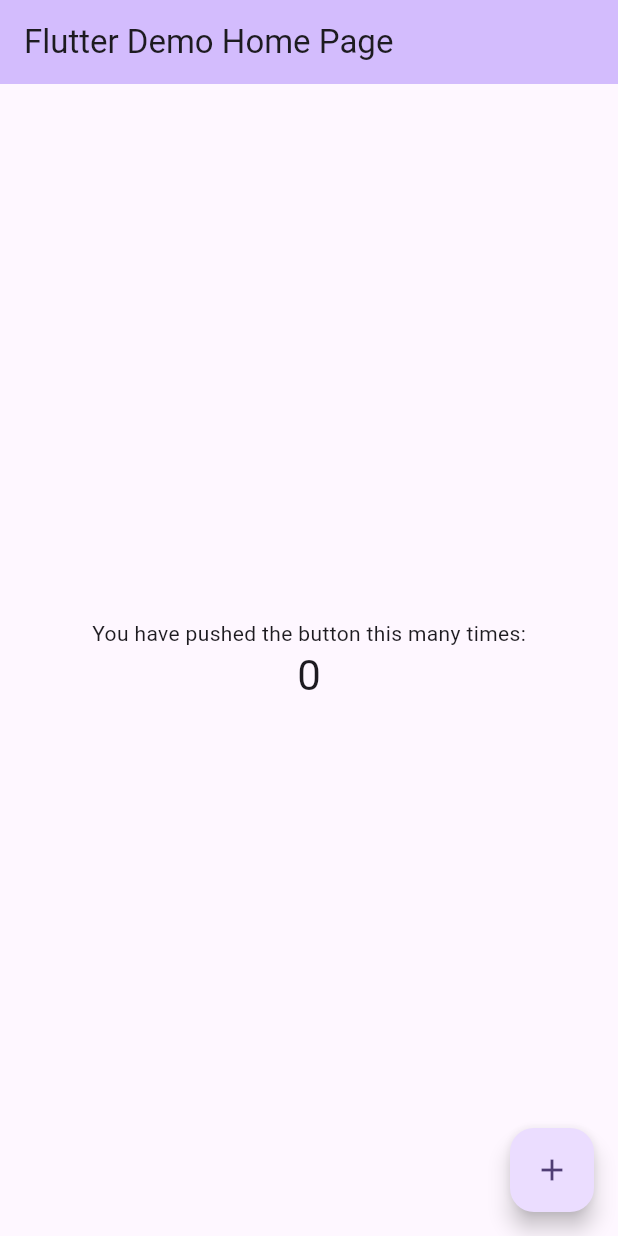
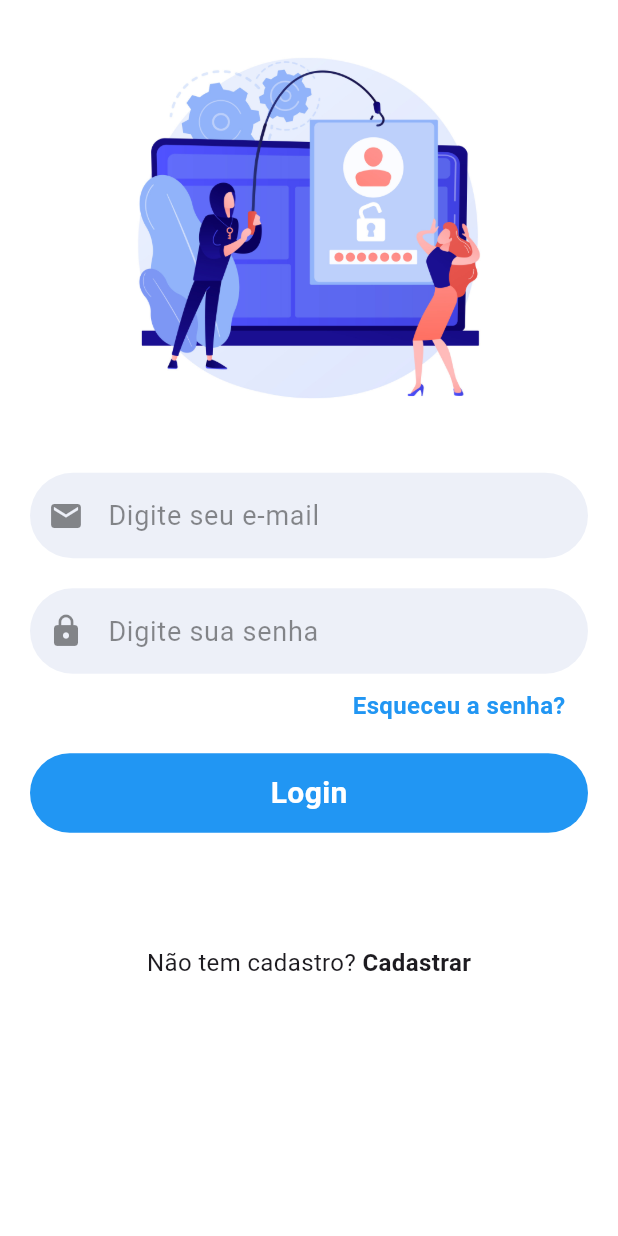
Before and after one commit to elviscosentino/authentication, a Flutter app: the screen it shows after launch, on a phone screen of 412 x 824 dp. Run offline on Flutter 3.47's test engine with Material 3 defaults, Android fonts, the phone set to English and light mode, and no system bars; our stand-ins replace cloud_firestore, firebase_auth, firebase_core; accounts and stored records are empty.

Commit message:
Commit inicial

```diff
--- /dev/null
+++ b/lib/custom_button.dart
@@ -0,0 +1,34 @@
+import 'package:flutter/material.dart';
+class CustomButton extends StatelessWidget {
+  const CustomButton({super.key, required this.onTap, required this.text});
+  final VoidCallback onTap;
+  final String text;
+
+  @override
+  Widget build(BuildContext context) {
+    return InkWell(
+      onTap: onTap,
+      child: Padding(
+        padding: const EdgeInsets.all(20),
+        child: Container(
+          alignment: Alignment.center,
+          padding: const EdgeInsets.symmetric(vertical: 12),
+          decoration: ShapeDecoration(
+            shape: RoundedRectangleBorder(
+              borderRadius: BorderRadius.circular(30)
+            ),
+            color: Colors.blue
+          ),
+          child: Text(
+            text,
+            style: const TextStyle(
+              fontWeight: FontWeight.bold,
+              fontSize: 20,
+              color: Colors.white
+            ),
+          ),
+        ),
+      ),
+    );
+  }
+}
--- /dev/null
+++ b/lib/custom_textfield.dart
@@ -0,0 +1,49 @@
+import 'package:flutter/material.dart';
+class CustomTextfield extends StatelessWidget {
+  const CustomTextfield({super.key,
+    required this.textEditingController,
+    this.isPass = false,
+    required this.hintText,
+    required this.icon,
+    //required this.textInputType
+  });
+  final TextEditingController textEditingController;
+  final bool isPass;
+  final String hintText;
+  final IconData icon;
+  //final TextInputType textInputType;
+
+  @override
+  Widget build(BuildContext context) {
+    return Padding(
+      padding: const EdgeInsets.symmetric(horizontal: 20, vertical: 10),
+      child: TextField(
+        controller: textEditingController,
+        obscureText: isPass,
+        decoration: InputDecoration(
+          hintText: hintText,
+          hintStyle: const TextStyle(
+            color: Colors.black45,
+            fontSize: 18
+          ),
+          prefixIcon: Icon(icon, color: Colors.black45,),
+          contentPadding: const EdgeInsets.symmetric(vertical: 15, horizontal: 20),
+          border: InputBorder.none,
+          filled: true,
+          fillColor: const Color(0xFFedf0f8),
+          enabledBorder: OutlineInputBorder(
+            borderSide: BorderSide.none,
+            borderRadius: BorderRadius.circular(30)
+          ),
+          focusedBorder: OutlineInputBorder(
+            borderSide: const BorderSide(
+              width: 2,
+              color: Colors.blue
+            ),
+            borderRadius: BorderRadius.circular(30)
+          ),
+        ),
+      ),
+    );
+  }
+}
--- /dev/null
+++ b/lib/login_screen.dart
@@ -0,0 +1,114 @@
+import 'package:authentication/custom_button.dart';
+import 'package:authentication/signup_screen.dart';
+import 'package:authentication/snackbar.dart';
+import 'package:flutter/material.dart';
+
+import 'authentication.dart';
+import 'custom_textfield.dart';
+import 'home_screen.dart';
+class LoginScreen extends StatefulWidget {
+  const LoginScreen({super.key});
+  @override
+  State<LoginScreen> createState() => _LoginScreenState();
+}
+
+class _LoginScreenState extends State<LoginScreen> {
+  final TextEditingController emailController = TextEditingController();
+  final TextEditingController passwordController = TextEditingController();
+  bool isLoading = false;
+
+  @override
+  void dispose(){
+    super.dispose();
+    emailController.dispose();
+    passwordController.dispose();
+  }
+
+  void loginUser() async {
+    String res = await Authentication().loginUser(
+        email: emailController.text,
+        password: passwordController.text,
+    );
+    if (res == "sucesso"){
+      setState(() {
+        isLoading = false;
+      });
+      Navigator.of(context).pushReplacement(
+          MaterialPageRoute(builder: (context) => const HomeScreen())
+      );
+    }else{
+      setState(() {
+        isLoading = false;
+      });
+      showSnackBar(context, res);
+    }
+  }
+
+  @override
+  Widget build(BuildContext context) {
+    double height = MediaQuery.of(context).size.height;
+    return Scaffold(
+      backgroundColor: Colors.white,
+      body: SafeArea(
+        child: SizedBox(
+          child: Column(
+            crossAxisAlignment: CrossAxisAlignment.center,
+            children: [
+              SizedBox(
+                width: double.infinity,
+                height: height / 2.7,
+                child: Image.asset("assets/login.jpg"),
+              ),
+              CustomTextfield(
+                textEditingController: emailController,
+                hintText: "Digite seu e-mail",
+                icon: Icons.email,
+              ),
+              CustomTextfield(
+                textEditingController: passwordController,
+                hintText: "Digite sua senha",
+                isPass: true,
+                icon: Icons.lock,
+              ),
+              const Padding(
+                padding: EdgeInsets.symmetric(horizontal: 35),
+                child: Align(
+                  alignment: Alignment.centerRight,
+                  child: Text(
+                    "Esqueceu a senha?",
+                    style: TextStyle(
+                      fontWeight: FontWeight.bold,
+                      fontSize: 16,
+                      color: Colors.blue
+                    ),
+                  ),
+                ),
+              ),
+              CustomButton(onTap: loginUser, text: "Login"),
+              SizedBox(height: height / 15),
+              Row(
+                mainAxisAlignment: MainAxisAlignment.center,
+                children: [
+                  const Text("Não tem cadastro?", style: TextStyle(fontSize: 16),),
+                  GestureDetector(
+                    onTap: (){
+                      Navigator.push(context,
+                          MaterialPageRoute(builder: (context) => const SignupScreen())
+                      );
+                    },
+                    child: const Text(
+                      " Cadastrar",
+                      style: TextStyle(
+                        fontWeight: FontWeight.bold, fontSize: 16
+                      ),
+                    ),
+                  )
+                ],
+              )
+            ],
+          ),
+        )
+      ),
+    );
+  }
+}
--- a/lib/main.dart
+++ b/lib/main.dart
@@ -1,6 +1,13 @@
+import 'package:authentication/home_screen.dart';
+import 'package:authentication/login_screen.dart';
+import 'package:firebase_auth/firebase_auth.dart';
+import 'package:firebase_core/firebase_core.dart';
 import 'package:flutter/material.dart';
+import 'firebase_options.dart';
 
-void main() {
+Future<void> main() async {
+  WidgetsFlutterBinding.ensureInitialized();
+  await Firebase.initializeApp(options: DefaultFirebaseOptions.currentPlatform);
   runApp(const MyApp());
 }
 
@@ -11,115 +18,23 @@ class MyApp extends StatelessWidget {
   @override
   Widget build(BuildContext context) {
     return MaterialApp(
-      title: 'Flutter Demo',
-      theme: ThemeData(
-        // This is the theme of your application.
-        //
-        // TRY THIS: Try running your application with "flutter run". You'll see
-        // the application has a purple toolbar. Then, without quitting the app,
-        // try changing the seedColor in the colorScheme below to Colors.green
-        // and then invoke "hot reload" (save your changes or press the "hot
-        // reload" button in a Flutter-supported IDE, or press "r" if you used
-        // the command line to start the app).
-        //
-        // Notice that the counter didn't reset back to zero; the application
-        // state is not lost during the reload. To reset the state, use hot
-        // restart instead.
-        //
-        // This works for code too, not just values: Most code changes can be
-        // tested with just a hot reload.
-        colorScheme: ColorScheme.fromSeed(seedColor: Colors.deepPurple),
-        useMaterial3: true,
-      ),
-      home: const MyHomePage(title: 'Flutter Demo Home Page'),
+      debugShowCheckedModeBanner: false,
+      //title: 'Flutter Demo',
+      //theme: ThemeData(
+      //  colorScheme: ColorScheme.fromSeed(seedColor: Colors.deepPurple),
+      //  useMaterial3: true,
+      //),
+      //home: LoginScreen(),
+      home: StreamBuilder(
+        stream: FirebaseAuth.instance.authStateChanges(),
+        builder: (context, snapshot){
+          if (snapshot.hasData){
+            return const HomeScreen();
+          }else{
+            return const LoginScreen();
+          }
+        }
+      )
     );
   }
 }
-
-class MyHomePage extends StatefulWidget {
-  const MyHomePage({super.key, required this.title});
-
-  // This widget is the home page of your application. It is stateful, meaning
-  // that it has a State object (defined below) that contains fields that affect
-  // how it looks.
-
-  // This class is the configuration for the state. It holds the values (in this
-  // case the title) provided by the parent (in this case the App widget) and
-  // used by the build method of the State. Fields in a Widget subclass are
-  // always marked "final".
-
-  final String title;
-
-  @override
-  State<MyHomePage> createState() => _MyHomePageState();
-}
-
-class _MyHomePageState extends State<MyHomePage> {
-  int _counter = 0;
-
-  void _incrementCounter() {
-    setState(() {
-      // This call to setState tells the Flutter framework that something has
-      // changed in this State, which causes it to rerun the build method below
-      // so that the display can reflect the updated values. If we changed
-      // _counter without calling setState(), then the build method would not be
-      // called again, and so nothing would appear to happen.
-      _counter++;
-    });
-  }
-
-  @override
-  Widget build(BuildContext context) {
-    // This method is rerun every time setState is called, for instance as done
-    // by the _incrementCounter method above.
-    //
-    // The Flutter framework has been optimized to make rerunning build methods
-    // fast, so that you can just rebuild anything that needs updating rather
-    // than having to individually change instances of widgets.
-    return Scaffold(
-      appBar: AppBar(
-        // TRY THIS: Try changing the color here to a specific color (to
-        // Colors.amber, perhaps?) and trigger a hot reload to see the AppBar
-        // change color while the other colors stay the same.
-        backgroundColor: Theme.of(context).colorScheme.inversePrimary,
-        // Here we take the value from the MyHomePage object that was created by
-        // the App.build method, and use it to set our appbar title.
-        title: Text(widget.title),
-      ),
-      body: Center(
-        // Center is a layout widget. It takes a single child and positions it
-        // in the middle of the parent.
-        child: Column(
-          // Column is also a layout widget. It takes a list of children and
-          // arranges them vertically. By default, it sizes itself to fit its
-          // children horizontally, and tries to be as tall as its parent.
-          //
-          // Column has various properties to control how it sizes itself and
-          // how it positions its children. Here we use mainAxisAlignment to
-          // center the children vertically; the main axis here is the vertical
-          // axis because Columns are vertical (the cross axis would be
-          // horizontal).
-          //
-          // TRY THIS: Invoke "debug painting" (choose the "Toggle Debug Paint"
-          // action in the IDE, or press "p" in the console), to see the
-          // wireframe for each widget.
-          mainAxisAlignment: MainAxisAlignment.center,
-          children: <Widget>[
-            const Text(
-              'You have pushed the button this many times:',
-            ),
-            Text(
-              '$_counter',
-              style: Theme.of(context).textTheme.headlineMedium,
-            ),
-          ],
-        ),
-      ),
-      floatingActionButton: FloatingActionButton(
-        onPressed: _incrementCounter,
-        tooltip: 'Increment',
-        child: const Icon(Icons.add),
-      ), // This trailing comma makes auto-formatting nicer for build methods.
-    );
-  }
-}
--- a/pubspec.yaml
+++ b/pubspec.yaml
@@ -35,6 +35,9 @@ dependencies:
   # The following adds the Cupertino Icons font to your application.
   # Use with the CupertinoIcons class for iOS style icons.
   cupertino_icons: ^1.0.8
+  firebase_core: ^3.4.1
+  cloud_firestore: ^5.4.1
+  firebase_auth: ^5.2.1
 
 dev_dependencies:
   flutter_test:
@@ -59,7 +62,8 @@ flutter:
   uses-material-design: true
 
   # To add assets to your application, add an assets section, like this:
-  # assets:
+  assets:
+    - assets/
   #   - images/a_dot_burr.jpeg
   #   - images/a_dot_ham.jpeg
 
```
Also changed, not shown: lib/authentication.dart (added, +51 -0 lines), lib/home_screen.dart (added, +30 -0 lines), lib/signup_screen.dart (added, +108 -0 lines), lib/snackbar.dart (added, +7 -0 lines), assets/login.jpg (added), assets/signup.jpeg (added), lib/firebase_options.dart (added), pubspec.lock, 9 other files.
